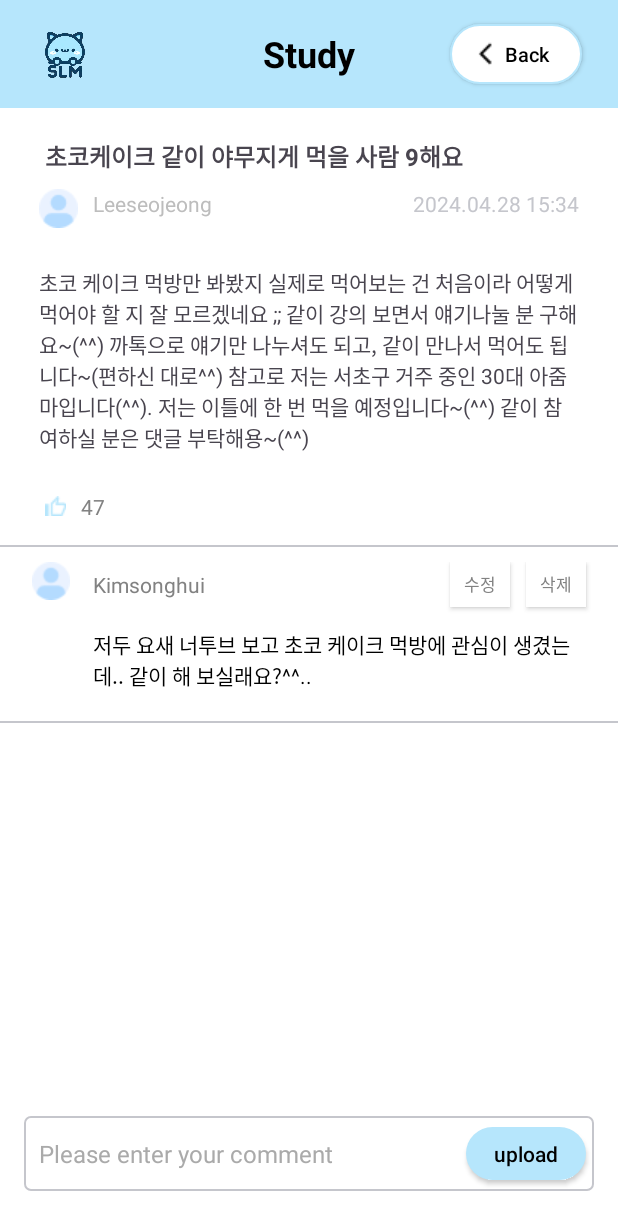
After one commit to PlantInGreenhouse/MP_TermProject_1, an Android app: the layout view_study_post.xml on its own in the app's theme, with its tools: preview values and no code run, on a phone screen of 412 x 824 dp. The commit adds this screen. Shown: the top 1230 px of the screen. Run offline under Robolectric (Android 15) with nearby library versions, the phone set to English and light mode, and no system bars.

Commit message:
create view_study_post.xml

```diff
--- a/app/src/main/res/layout/registeration_of_items.xml
+++ b/app/src/main/res/layout/registeration_of_items.xml
@@ -120,17 +120,20 @@
                     android:background="@color/white"
                     android:layout_margin="5dp"
                     />
+
                 <android.widget.Button
                     android:id="@+id/delete"
                     android:layout_width="50dp"
                     android:layout_height="40dp"
                     android:layout_alignParentRight="true"
+                    android:layout_marginStart="5dp"
+                    android:layout_marginTop="5dp"
+                    android:layout_marginEnd="5dp"
+                    android:layout_marginBottom="5dp"
+                    android:background="@color/white"
                     android:text="삭제"
-                    android:textSize="11sp"
                     android:textColor="@color/darkgray"
-                    android:background="@color/white"
-                    android:layout_margin="5dp"
-                    />
+                    android:textSize="11sp" />
 
                 <TextView
                     android:id="@+id/item_price"
--- /dev/null
+++ b/app/src/main/res/layout/view_study_post.xml
@@ -0,0 +1,267 @@
+<?xml version="1.0" encoding="utf-8"?>
+<RelativeLayout xmlns:android="http://schemas.android.com/apk/res/android"
+    xmlns:tools="http://schemas.android.com/tools"
+    android:layout_width="match_parent"
+    android:layout_height="match_parent"
+    tools:context=".MainActivity"
+    android:background="@color/background">
+
+
+    <!-- 상단 바 -->
+    <RelativeLayout
+        android:id="@+id/topBar"
+        android:layout_width="match_parent"
+        android:layout_height="wrap_content"
+        android:background="#B6E6FC"
+        android:padding="8dp">
+
+        <!-- 왼쪽 로고 아이콘 -->
+        <ImageView
+            android:id="@+id/logo"
+            android:layout_width="40dp"
+            android:layout_height="40dp"
+            android:layout_alignParentStart="true"
+            android:layout_marginStart="16dp"
+            android:layout_marginTop="8dp"
+            android:layout_marginBottom="8dp"
+            android:src="@drawable/logo" />
+
+        <TextView
+            android:id="@+id/title_study"
+            android:layout_width="wrap_content"
+            android:layout_height="wrap_content"
+            android:text="Study"
+            android:textSize="24sp"
+            android:textStyle="bold"
+            android:textColor="#000"
+            android:layout_centerInParent="true" />
+
+        <!-- back button -->
+        <android.widget.Button
+            android:id="@+id/button_back"
+            android:layout_width="wrap_content"
+            android:layout_height="40dp"
+            android:text="Back"
+            android:textAllCaps="false"
+            android:textSize="13dp"
+            android:drawableLeft="@drawable/ic_back"
+            android:background="@drawable/custom_writing_button"
+            android:textColor="#000000"
+            android:layout_alignParentEnd="true"
+            android:layout_marginEnd="16dp"
+            android:layout_marginTop="8dp"
+            android:layout_marginBottom="8dp"
+            android:paddingLeft="15dp"
+            android:paddingRight="17dp"/>
+    </RelativeLayout>
+
+
+
+    <!-- 제목 입력 필드 -->
+    <TextView
+        android:id="@+id/post_title"
+        android:layout_width="match_parent"
+        android:layout_height="wrap_content"
+        android:layout_below="@id/topBar"
+        android:layout_marginTop="20dp"
+        android:layout_marginBottom="10dp"
+        android:layout_marginStart="10dp"
+        android:paddingStart="20dp"
+        android:text="초코케이크 같이 야무지게 먹을 사람 9해요"
+        android:textSize="16sp"
+        android:textStyle="bold"
+        android:backgroundTint="@color/gray"/>
+
+
+    <TextView
+        android:id="@+id/writerName"
+        android:layout_width="wrap_content"
+        android:layout_height="wrap_content"
+        android:layout_marginStart="16dp"
+        android:paddingStart="10dp"
+        android:text="Leeseojeong"
+        android:layout_below="@id/post_title"
+        android:layout_alignParentStart="true"
+        android:drawableLeft="@drawable/ic_avatar"
+        android:drawablePadding="10dp"
+        android:textSize="14sp"
+        android:textColor="#BDBDBD" />
+
+    <TextView
+        android:id="@+id/like_count1"
+        android:layout_width="wrap_content"
+        android:layout_height="wrap_content"
+        android:layout_marginEnd="16dp"
+        android:paddingEnd="10dp"
+        android:text="2024.04.28 15:34"
+        android:layout_alignParentEnd="true"
+        android:layout_alignBaseline="@id/writerName"
+        android:drawablePadding="10dp"
+        android:textSize="14sp"
+        android:textColor="@color/gray" />
+
+    <!-- 내용 입력 필드 -->
+    <TextView
+        android:id="@+id/post_content"
+        android:layout_width="match_parent"
+        android:layout_height="wrap_content"
+        android:layout_below="@id/writerName"
+        android:layout_marginStart="16dp"
+        android:layout_marginTop="16dp"
+        android:layout_marginEnd="16dp"
+        android:layout_marginBottom="16dp"
+        android:layout_weight="1"
+        android:gravity="top"
+        android:text="초코 케이크 먹방만 봐봤지 실제로 먹어보는 건 처음이라 어떻게 먹어야 할 지 잘 모르겠네요 ;;
+같이 강의 보면서 얘기나눌 분 구해요~(^^)
+까톡으로 얘기만 나누셔도 되고, 같이 만나서 먹어도 됩니다~(편하신 대로^^)
+참고로 저는 서초구 거주 중인 30대 아줌마입니다(^^).
+저는 이틀에 한 번 먹을 예정입니다~(^^)
+같이 참여하실 분은 댓글 부탁해용~(^^)"
+        android:padding="10dp"/>
+
+    <TextView
+        android:id="@+id/like_count"
+        android:layout_width="wrap_content"
+        android:layout_height="wrap_content"
+        android:text="47"
+        android:layout_marginStart="20dp"
+        android:paddingStart="10dp"
+        android:layout_below="@id/post_content"
+        android:drawableLeft="@drawable/ic_thumb_up"
+        android:drawablePadding="10dp"
+        android:drawableTint="@color/signiture_color"
+        android:textSize="14sp"
+        android:textColor="@color/darkgray" />
+
+    <View
+        android:id="@+id/horizontalLine"
+        android:layout_width="match_parent"
+        android:layout_height="1dp"
+        android:layout_below="@id/like_count"
+        android:background="@color/gray"
+        android:layout_marginTop="16dp" />
+
+    <RelativeLayout
+        android:id="@+id/comment"
+        android:layout_width="match_parent"
+        android:layout_height="wrap_content"
+        android:orientation="vertical"
+        android:layout_below="@id/horizontalLine">
+
+        <RelativeLayout
+            android:id="@+id/comment1"
+            android:layout_width="match_parent"
+            android:layout_height="wrap_content"
+            android:layout_marginBottom="10dp"
+            android:paddingStart="16dp"
+            android:paddingEnd="16dp"
+            android:paddingTop="10dp">
+
+            <ImageView
+                android:id="@+id/writer1"
+                android:layout_width="25dp"
+                android:layout_height="25dp"
+                android:layout_alignParentStart="true"
+                android:layout_marginEnd="15dp"
+                android:layout_marginStart="5dp"
+                android:scaleType="centerCrop"
+                android:src="@drawable/ic_avatar" />
+
+            <TextView
+                android:id="@+id/writer1Name"
+                android:layout_width="wrap_content"
+                android:layout_height="wrap_content"
+                android:layout_toEndOf="@id/writer1"
+                android:layout_marginTop="5dp"
+                android:layout_marginBottom="10dp"
+                android:text="Kimsonghui"
+                android:textColor="@color/darkgray"
+                android:textSize="14sp" />
+
+            <TextView
+                android:layout_width="wrap_content"
+                android:layout_height="wrap_content"
+                android:layout_below="@id/writer1Name"
+                android:layout_alignStart="@id/writer1Name"
+                android:layout_marginTop="10dp"
+                android:layout_marginEnd="10dp"
+                android:layout_marginBottom="10dp"
+                android:text="저두 요새 너투브 보고 초코 케이크 먹방에 관심이 생겼는데.. 같이 해 보실래요?^^.."
+                android:textColor="@color/black"
+                android:textSize="14sp" />
+
+            <android.widget.Button
+                android:id="@+id/modify"
+                android:layout_width="40dp"
+                android:layout_height="30dp"
+                android:layout_marginStart="5dp"
+                android:layout_marginEnd="5dp"
+                android:layout_marginBottom="5dp"
+                android:layout_toLeftOf="@+id/delete"
+                android:background="@color/white"
+                android:text="수정"
+                android:textColor="@color/darkgray"
+                android:textSize="11sp" />
+
+            <android.widget.Button
+                android:id="@+id/delete"
+                android:layout_width="40dp"
+                android:layout_height="30dp"
+                android:layout_alignParentRight="true"
+                android:layout_marginStart="5dp"
+                android:layout_marginEnd="5dp"
+                android:layout_marginBottom="5dp"
+                android:background="@color/white"
+                android:text="삭제"
+                android:textColor="@color/darkgray"
+                android:textSize="11sp" />
+
+        </RelativeLayout>
+        <View
+            android:layout_width="match_parent"
+            android:layout_height="1dp"
+            android:background="@color/gray"
+            android:layout_below="@+id/comment1"/>
+
+    </RelativeLayout>
+
+
+
+    <LinearLayout
+        android:layout_width="match_parent"
+        android:layout_height="50dp"
+        android:orientation="horizontal"
+        android:layout_alignParentBottom="true"
+        android:layout_marginStart="16dp"
+        android:layout_marginEnd="16dp"
+        android:layout_marginBottom="30dp"
+        android:background="@drawable/stroke"
+        android:gravity="center_vertical">
+
+        <EditText
+            android:id="@+id/editTextComment"
+            android:layout_width="0dp"
+            android:layout_height="wrap_content"
+            android:layout_weight="1"
+            android:hint="Please enter your comment"
+            android:padding="10dp"
+            android:background="@android:color/transparent"
+            android:textColor="@android:color/black"
+            android:textColorHint="@android:color/darker_gray"
+            android:textSize="16sp" />
+
+        <android.widget.Button
+            android:id="@+id/buttonUpload"
+            android:layout_width="80dp"
+            android:layout_height="35dp"
+            android:text="upload"
+            android:textAllCaps="false"
+            android:textColor="@android:color/black"
+            android:background="@drawable/selected_button"
+            android:padding="5dp"
+            android:layout_marginEnd="5dp"/>
+    </LinearLayout>
+
+
+</RelativeLayout>
--- a/app/src/main/res/layout/writting.xml
+++ b/app/src/main/res/layout/writting.xml
@@ -27,10 +27,10 @@
             android:src="@drawable/logo" />
 
         <TextView
-            android:id="@+id/title_study"
+            android:id="@+id/title"
             android:layout_width="wrap_content"
             android:layout_height="wrap_content"
-            android:text="Study"
+            android:text="Writting"
             android:textSize="24sp"
             android:textStyle="bold"
             android:textColor="#000"
```
